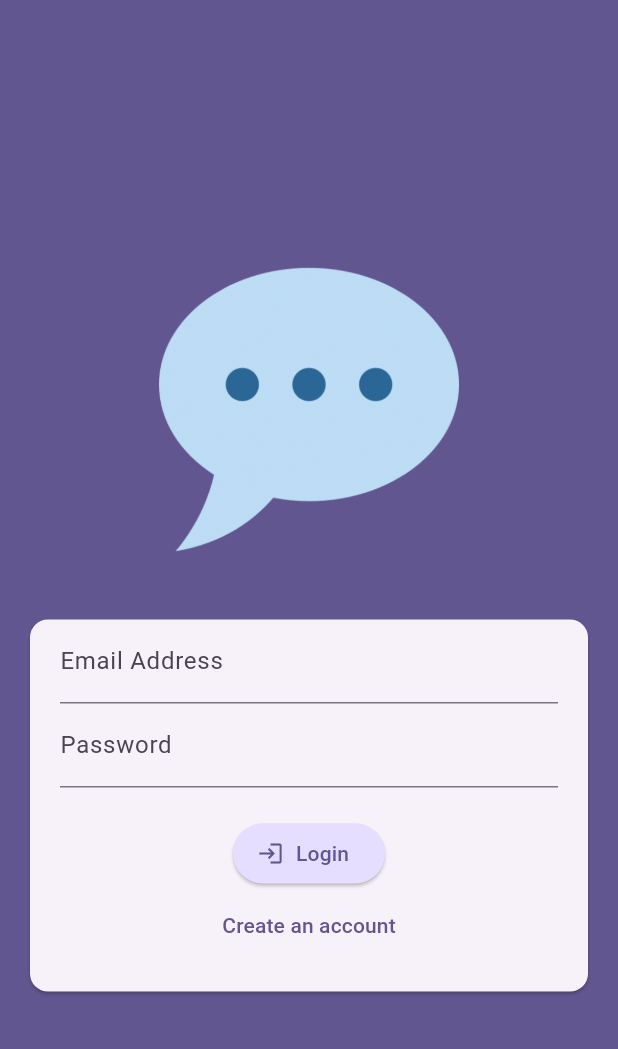
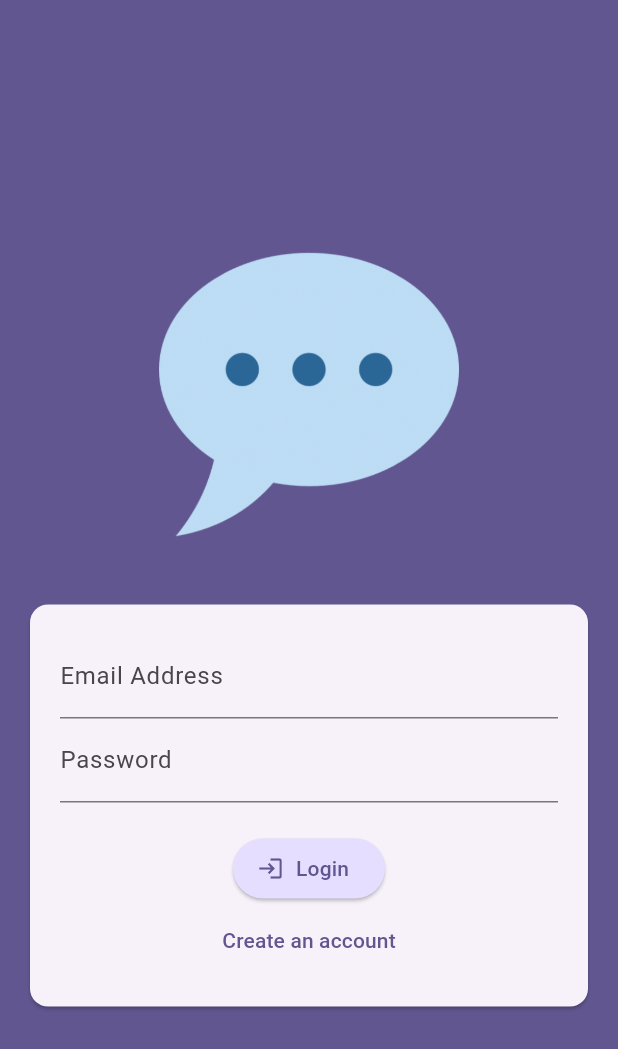
Before and after one commit to mojahid-belaman/chat_app, a Flutter app: the screen it shows after launch, on a phone screen of 412 x 824 dp. Shown: the top 1049 px of the screen. Run offline on Flutter 3.47's test engine with Material 3 defaults, Android fonts, the phone set to English and light mode, and no system bars.

Commit message:
add some style like padding

```diff
--- a/lib/screens/auth.dart
+++ b/lib/screens/auth.dart
@@ -22,7 +22,7 @@ class AuthScreen extends StatelessWidget {
               const Card(
                 margin: EdgeInsets.all(20),
                 child: Padding(
-                  padding: EdgeInsets.only(left: 20, right: 20, bottom: 20),
+                  padding: EdgeInsets.all(20),
                   child: AuthForm(),
                 ),
               ),
```
